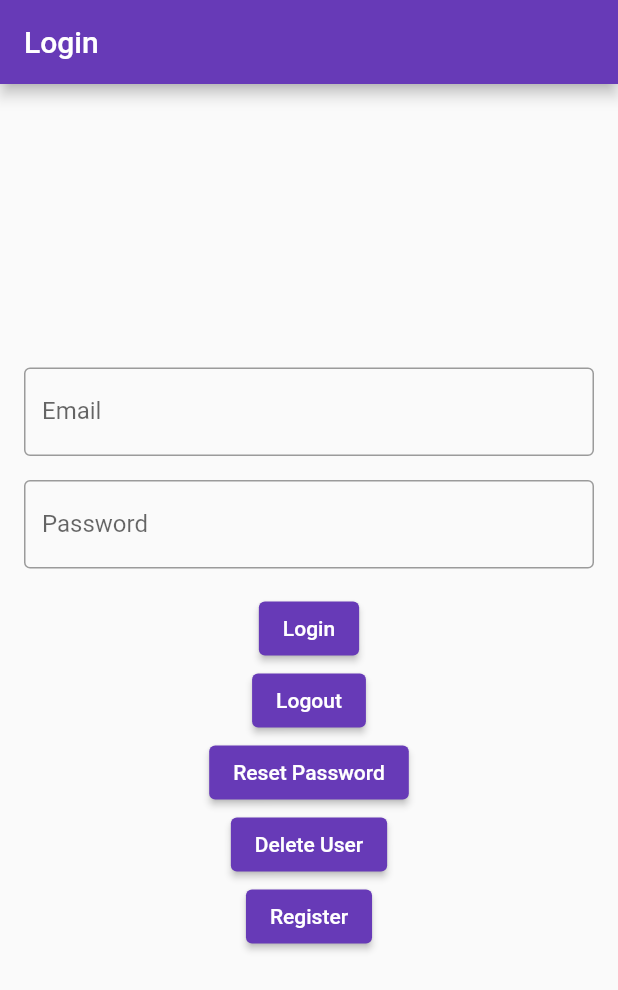
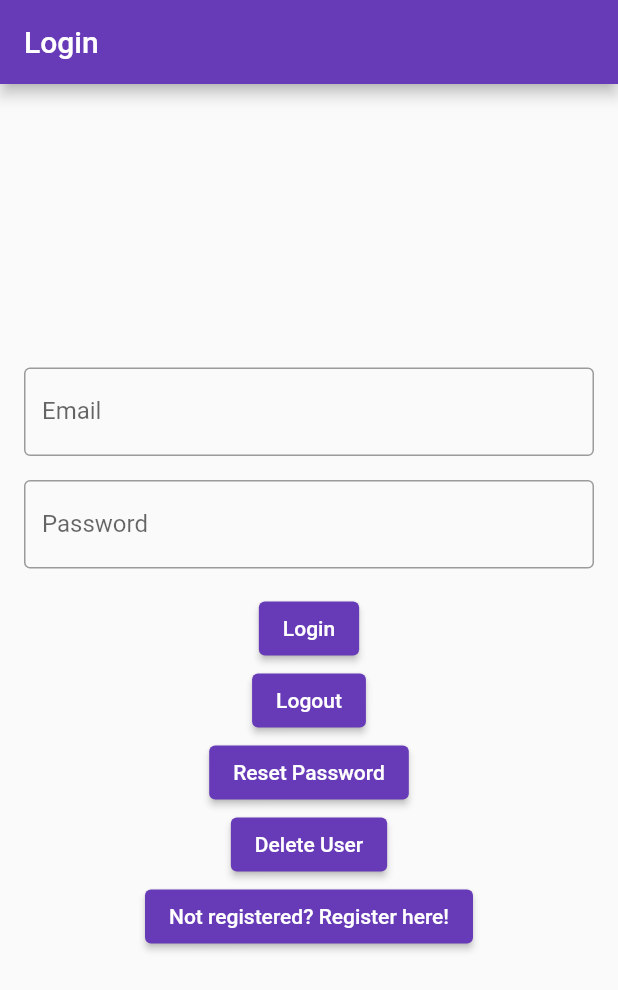
Before and after one commit to ShlokBharadwaj/no-notes, a Flutter app: the screen it shows after launch, on a phone screen of 412 x 824 dp. Shown: the top 990 px of the screen. Run offline on Flutter 3.47's test engine with Material 2 defaults, Android fonts, the phone set to English and light mode, and no system bars; our stand-ins replace firebase_auth, firebase_core; accounts and stored records are empty; generated files the repository leaves out were written again.

Commit message:
Update: Text for Register button

```diff
--- a/lib/views/login_view.dart
+++ b/lib/views/login_view.dart
@@ -142,7 +142,7 @@ class _LoginViewState extends State<LoginView> {
                     (route) => false,
                   );
                 },
-                child: const Text("Register"))
+                child: const Text("Not registered? Register here!"))
           ],
         ),
       ),
```
